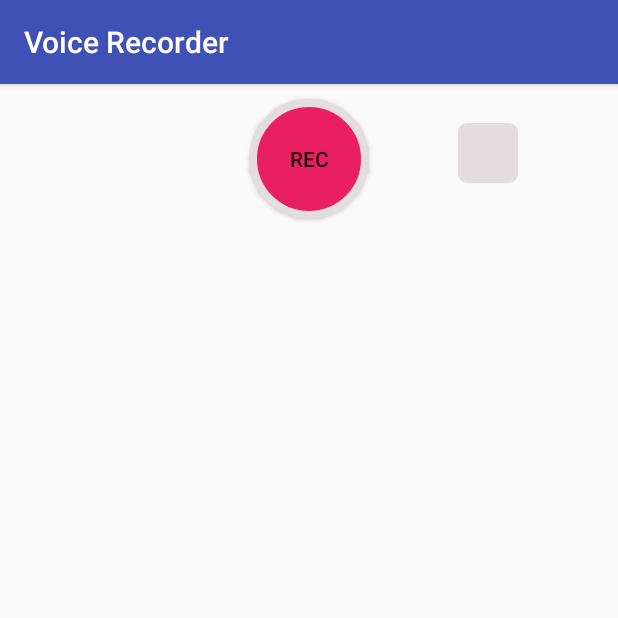
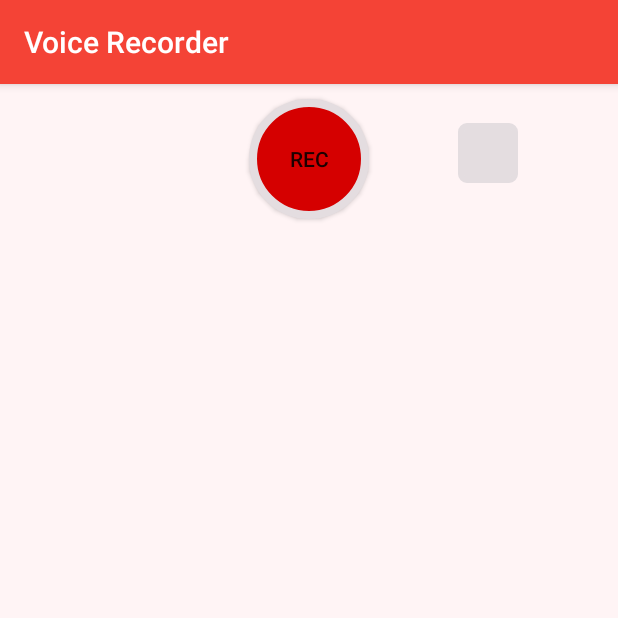
Before and after one commit to naaderi/Voice_Recorder, an Android app: the screen it shows after launch (MainActivity), on a phone screen of 412 x 824 dp, the top half of it. Run offline under Robolectric (Android 15) with nearby library versions, the phone set to English and light mode, and no system bars.

Commit message:
change theme color for app

```diff
--- a/app/src/main/res/layout/activity_main.xml
+++ b/app/src/main/res/layout/activity_main.xml
@@ -1,7 +1,8 @@
 <?xml version="1.0" encoding="utf-8"?>
 <ScrollView xmlns:android="http://schemas.android.com/apk/res/android"
     android:layout_width="match_parent"
-    android:layout_height="match_parent">
+    android:layout_height="match_parent"
+    android:background="@color/light_background">
 
     <LinearLayout
         android:layout_width="match_parent"
--- a/app/src/main/res/layout/voice_list_item.xml
+++ b/app/src/main/res/layout/voice_list_item.xml
@@ -5,7 +5,7 @@
     xmlns:tools="http://schemas.android.com/tools"
     android:orientation="horizontal"
     android:padding="8dp"
-    android:background="#EF9A9A">
+    android:background="@color/list_background">
     <TextView
         android:id="@+id/voiceName_textView"
         android:layout_width="0dp"
@@ -13,7 +13,6 @@
         android:layout_weight="1"
         android:layout_marginLeft="16dp"
         tools:text="voice name"
-        android:textColor="#faf8f9"
         android:gravity="left|center_vertical"/>
 
 <ImageButton
--- a/app/src/main/res/values/colors.xml
+++ b/app/src/main/res/values/colors.xml
@@ -1,15 +1,19 @@
 <?xml version="1.0" encoding="utf-8"?>
 <resources>
-    <color name="colorPrimary">#3F51B5</color>
-    <color name="colorPrimaryDark">#303F9F</color>
-    <color name="colorAccent">#FF4081</color>
-    <color name="background_bottom">#c5eae5</color>
-    <color name="background_top">#59a99e</color>
-    <color name="red_record_button">#E91E63</color>
+    <!--<color name="colorPrimary">#3F51B5</color>-->
+    <!--<color name="colorPrimaryDark">#303F9F</color>-->
+    <color name="colorPrimary">#F44336</color>-->
+    <color name="colorPrimaryDark">#C62828</color>
+
+    <color name="colorAccent">#D50000</color>
+    <color name="red_record_button">#D50000</color>
     <color name="gray_record_button">#c2bcbf</color>
     <color name="gray_not_enable_button">#aba5a8</color>
     <color name="gray_pause_button">#4e4b4c</color>
     <color name="purple">#AD1457</color>
     <color name="light_gray">#e4dde0</color>
+    <color name="light_background">#fff4f5</color>
+    <color name="list_background">#f2e9e9</color>
+
 
 </resources>
--- a/app/src/main/res/values/styles.xml
+++ b/app/src/main/res/values/styles.xml
@@ -11,13 +11,11 @@
         <item name="android:layout_width">match_parent</item>
         <item name="android:layout_height">0dp</item>
         <item name="android:layout_weight">1</item>
-        <item name="android:background">@color/background_bottom</item>
     </style>
 
     <style name="topLayouts">
         <item name="android:layout_width">match_parent</item>
         <item name="android:layout_height">0dp</item>
         <item name="android:layout_weight">1</item>
-        <item name="android:background">@color/background_top</item>
     </style>
 </resources>
```
